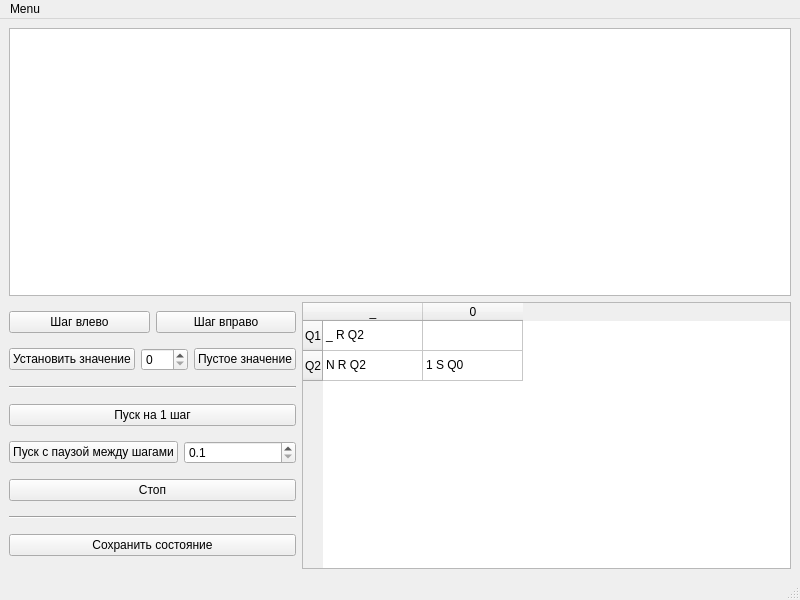
This is turing_machine/machine.ui in Xenokrat/TuringMachinePyQt as Qt 5 draws it before an edit. The edited form follows.
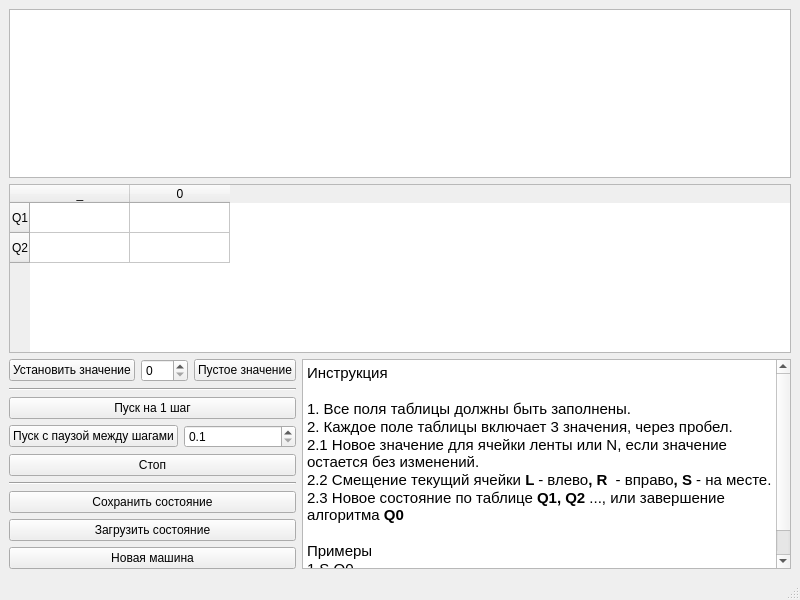
This is the edited form.

The edit to the form file:
```diff
--- a/turing_machine/machine.ui
+++ b/turing_machine/machine.ui
@@ -18,27 +18,56 @@
     <item>
      <widget class="QGraphicsView" name="graphics_view"/>
     </item>
+    <item>
+     <widget class="QTableWidget" name="table_widget">
+      <row>
+       <property name="text">
+        <string>Q1</string>
+       </property>
+      </row>
+      <row>
+       <property name="text">
+        <string>Q2</string>
+       </property>
+      </row>
+      <column>
+       <property name="text">
+        <string>_</string>
+       </property>
+      </column>
+      <column>
+       <property name="text">
+        <string>0</string>
+       </property>
+      </column>
+      <item row="0" column="0">
+       <property name="text">
+        <string/>
+       </property>
+      </item>
+      <item row="0" column="1">
+       <property name="text">
+        <string/>
+       </property>
+      </item>
+      <item row="1" column="0">
+       <property name="text">
+        <string/>
+       </property>
+      </item>
+      <item row="1" column="1">
+       <property name="text">
+        <string/>
+       </property>
+      </item>
+     </widget>
+    </item>
     <item>
      <layout class="QHBoxLayout" name="horizontalLayout">
       <item>
        <layout class="QVBoxLayout" name="verticalLayout_2">
         <item>
-         <layout class="QHBoxLayout" name="horizontalLayout_2">
-          <item>
-           <widget class="QPushButton" name="push_left_btn">
-            <property name="text">
-             <string>Шаг влево</string>
-            </property>
-           </widget>
-          </item>
-          <item>
-           <widget class="QPushButton" name="push_right_btn">
-            <property name="text">
-             <string>Шаг вправо</string>
-            </property>
-           </widget>
-          </item>
-         </layout>
+         <layout class="QHBoxLayout" name="horizontalLayout_2"/>
         </item>
         <item>
          <layout class="QHBoxLayout" name="horizontalLayout_4">
@@ -127,74 +156,47 @@
           </property>
          </widget>
         </item>
+        <item>
+         <widget class="QPushButton" name="load_state_btn">
+          <property name="text">
+           <string>Загрузить состояние</string>
+          </property>
+         </widget>
+        </item>
+        <item>
+         <widget class="QPushButton" name="new_machine_btn">
+          <property name="text">
+           <string>Новая машина</string>
+          </property>
+         </widget>
+        </item>
        </layout>
       </item>
       <item>
-       <widget class="QTableWidget" name="table_widget">
-        <row>
-         <property name="text">
-          <string>Q1</string>
-         </property>
-        </row>
-        <row>
-         <property name="text">
-          <string>Q2</string>
-         </property>
-        </row>
-        <column>
-         <property name="text">
-          <string>_</string>
-         </property>
-        </column>
-        <column>
-         <property name="text">
-          <string>0</string>
-         </property>
-        </column>
-        <item row="0" column="0">
-         <property name="text">
-          <string>_ R Q2</string>
-         </property>
-        </item>
-        <item row="0" column="1">
-         <property name="text">
-          <string/>
-         </property>
-        </item>
-        <item row="1" column="0">
-         <property name="text">
-          <string>N R Q2</string>
-         </property>
-        </item>
-        <item row="1" column="1">
-         <property name="text">
-          <string>1 S Q0</string>
-         </property>
-        </item>
+       <widget class="QTextBrowser" name="textBrowser">
+        <property name="html">
+         <string>&lt;!DOCTYPE HTML PUBLIC &quot;-//W3C//DTD HTML 4.0//EN&quot; &quot;http://www.w3.org/TR/REC-html40/strict.dtd&quot;&gt;
+&lt;html&gt;&lt;head&gt;&lt;meta name=&quot;qrichtext&quot; content=&quot;1&quot; /&gt;&lt;style type=&quot;text/css&quot;&gt;
+p, li { white-space: pre-wrap; }
+&lt;/style&gt;&lt;/head&gt;&lt;body style=&quot; font-family:'Sans Serif'; font-size:9pt; font-weight:400; font-style:normal;&quot;&gt;
+&lt;p style=&quot; margin-top:0px; margin-bottom:0px; margin-left:0px; margin-right:0px; -qt-block-indent:0; text-indent:0px;&quot;&gt;&lt;span style=&quot; font-size:11pt;&quot;&gt;Инструкция&lt;/span&gt;&lt;/p&gt;
+&lt;p style=&quot;-qt-paragraph-type:empty; margin-top:0px; margin-bottom:0px; margin-left:0px; margin-right:0px; -qt-block-indent:0; text-indent:0px; font-size:11pt;&quot;&gt;&lt;br /&gt;&lt;/p&gt;
+&lt;p style=&quot; margin-top:0px; margin-bottom:0px; margin-left:0px; margin-right:0px; -qt-block-indent:0; text-indent:0px;&quot;&gt;&lt;span style=&quot; font-size:11pt;&quot;&gt;1. Все поля таблицы должны быть заполнены.&lt;/span&gt;&lt;/p&gt;
+&lt;p style=&quot; margin-top:0px; margin-bottom:0px; margin-left:0px; margin-right:0px; -qt-block-indent:0; text-indent:0px;&quot;&gt;&lt;span style=&quot; font-size:11pt;&quot;&gt;2. Каждое поле таблицы включает 3 значения, через пробел.&lt;/span&gt;&lt;/p&gt;
+&lt;p style=&quot; margin-top:0px; margin-bottom:0px; margin-left:0px; margin-right:0px; -qt-block-indent:0; text-indent:0px;&quot;&gt;&lt;span style=&quot; font-size:11pt;&quot;&gt;2.1 Новое значение для ячейки ленты или N, если значение остается без изменений.&lt;/span&gt;&lt;/p&gt;
+&lt;p style=&quot; margin-top:0px; margin-bottom:0px; margin-left:0px; margin-right:0px; -qt-block-indent:0; text-indent:0px;&quot;&gt;&lt;span style=&quot; font-size:11pt;&quot;&gt;2.2 Смещение текущий ячейки &lt;/span&gt;&lt;span style=&quot; font-size:11pt; font-weight:600;&quot;&gt;L &lt;/span&gt;&lt;span style=&quot; font-size:11pt;&quot;&gt;- влево&lt;/span&gt;&lt;span style=&quot; font-size:11pt; font-weight:600;&quot;&gt;, R  &lt;/span&gt;&lt;span style=&quot; font-size:11pt;&quot;&gt;- вправо&lt;/span&gt;&lt;span style=&quot; font-size:11pt; font-weight:600;&quot;&gt;, S &lt;/span&gt;&lt;span style=&quot; font-size:11pt;&quot;&gt;- на месте.&lt;/span&gt;&lt;/p&gt;
+&lt;p style=&quot; margin-top:0px; margin-bottom:0px; margin-left:0px; margin-right:0px; -qt-block-indent:0; text-indent:0px;&quot;&gt;&lt;span style=&quot; font-size:11pt;&quot;&gt;2.3 Новое состояние по таблице &lt;/span&gt;&lt;span style=&quot; font-size:11pt; font-weight:600;&quot;&gt;Q1, Q2&lt;/span&gt;&lt;span style=&quot; font-size:11pt;&quot;&gt; ..., или завершение алгоритма &lt;/span&gt;&lt;span style=&quot; font-size:11pt; font-weight:600;&quot;&gt;Q0&lt;/span&gt;&lt;/p&gt;
+&lt;p style=&quot;-qt-paragraph-type:empty; margin-top:0px; margin-bottom:0px; margin-left:0px; margin-right:0px; -qt-block-indent:0; text-indent:0px; font-size:11pt; font-weight:600;&quot;&gt;&lt;br /&gt;&lt;/p&gt;
+&lt;p style=&quot; margin-top:0px; margin-bottom:0px; margin-left:0px; margin-right:0px; -qt-block-indent:0; text-indent:0px;&quot;&gt;&lt;span style=&quot; font-size:11pt;&quot;&gt;Примеры&lt;/span&gt;&lt;/p&gt;
+&lt;p style=&quot; margin-top:0px; margin-bottom:0px; margin-left:0px; margin-right:0px; -qt-block-indent:0; text-indent:0px;&quot;&gt;&lt;span style=&quot; font-size:11pt;&quot;&gt;1 S Q0&lt;/span&gt;&lt;/p&gt;
+&lt;p style=&quot; margin-top:0px; margin-bottom:0px; margin-left:0px; margin-right:0px; -qt-block-indent:0; text-indent:0px;&quot;&gt;&lt;span style=&quot; font-size:11pt;&quot;&gt;10 L Q3&lt;/span&gt;&lt;/p&gt;&lt;/body&gt;&lt;/html&gt;</string>
+        </property>
        </widget>
       </item>
      </layout>
     </item>
    </layout>
   </widget>
-  <widget class="QMenuBar" name="menubar">
-   <property name="geometry">
-    <rect>
-     <x>0</x>
-     <y>0</y>
-     <width>800</width>
-     <height>19</height>
-    </rect>
-   </property>
-   <widget class="QMenu" name="menuMenu">
-    <property name="title">
-     <string>Menu</string>
-    </property>
-    <addaction name="actionNew"/>
-    <addaction name="action"/>
-   </widget>
-   <addaction name="menuMenu"/>
-  </widget>
   <widget class="QStatusBar" name="statusbar"/>
   <action name="actionNew">
    <property name="text">
```
